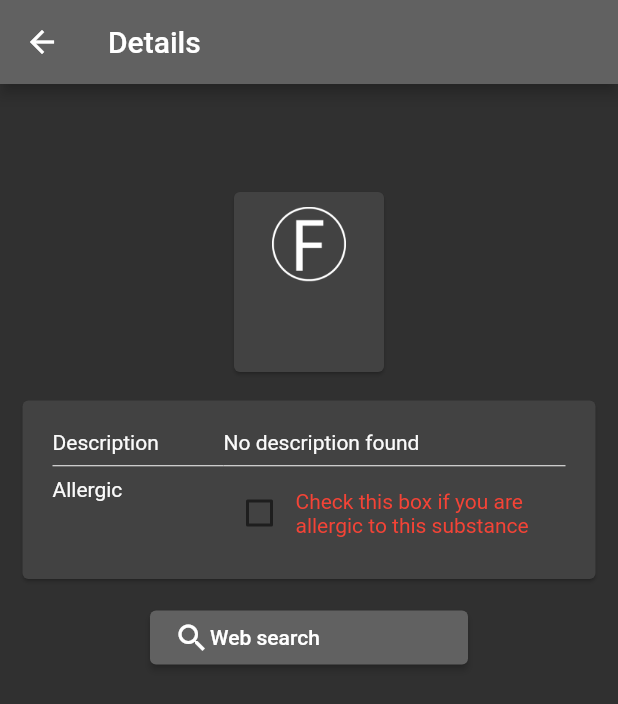
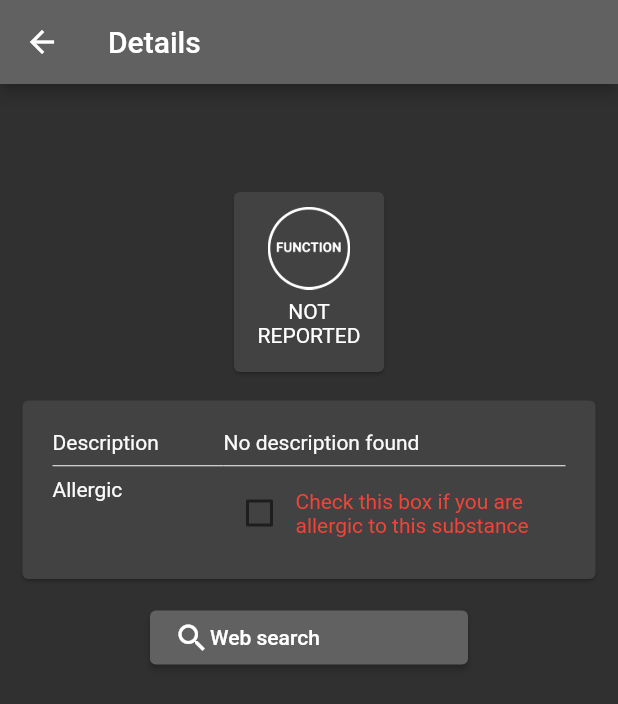
Before and after one commit to HuePhung/Kiss_Project, a Flutter app: the DetailScreen screen opened directly with empty values, on a phone screen of 412 x 824 dp. Shown: the top 704 px of the screen. Run offline on Flutter 3.47's test engine with Material 2 defaults, Android fonts, the phone set to English and light mode, and no system bars; our stand-ins replace camera, flutter_keyboard_visibility, image_picker, shared_preferences; missing offline and left inert: exif, firebase_ml_vision, flutter_exif_rotation; accounts and stored records are empty.

```diff
--- a/project_kiss/lib/detailScreen.dart
+++ b/project_kiss/lib/detailScreen.dart
@@ -19,7 +19,17 @@ class DetailScreen extends StatelessWidget {
 
   Widget getFunctionCards(Ingredient ingredient)
   {
-    List<String> strings = ingredient.function.split(",");
+    List<String> strings = new List<String>();
+    if(!(ingredient.function==""|| ingredient.function==" ")){
+
+      strings = ingredient.function.split(",");
+    }
+
+    else{
+
+      strings = ["NOT REPORTED"];
+    }
+
 
     List<String> existingIcons = ["ANTIMICROBIAL","PERFUMING" ,"ANTIOXIDANT","PLACEHOLDER",
     "ANTISTATIC","SKIN CONDITIONING - EMOLLIENT",
@@ -29,7 +39,7 @@ class DetailScreen extends StatelessWidget {
     "FRAGRANCE",			"SURFACTANT - EMULSIFYING",
     "HAIR CONDITIONING"	,	"SURFACTANT - FOAM BOOSTING",
     "HAIR DYEING"		,	"VISCOSITY CONTROLLING",
-    "HUMECTANT", "EMULSION STABILISING", "FOAMING", "ANTI-SEBUM"];
+    "HUMECTANT", "EMULSION STABILISING", "FOAMING", "ANTI-SEBUM", "SOLVENT", "ABRASIVE"];
     List<Widget> list = new List<Widget>();
     for(var i = 0; i < strings.length; i++){
 
```
Also changed, not shown: project_kiss/assets/icons/ABRASIVE.png (added), project_kiss/assets/icons/PLACEHOLDER.png, project_kiss/assets/icons/SOLVENT.png (added).
